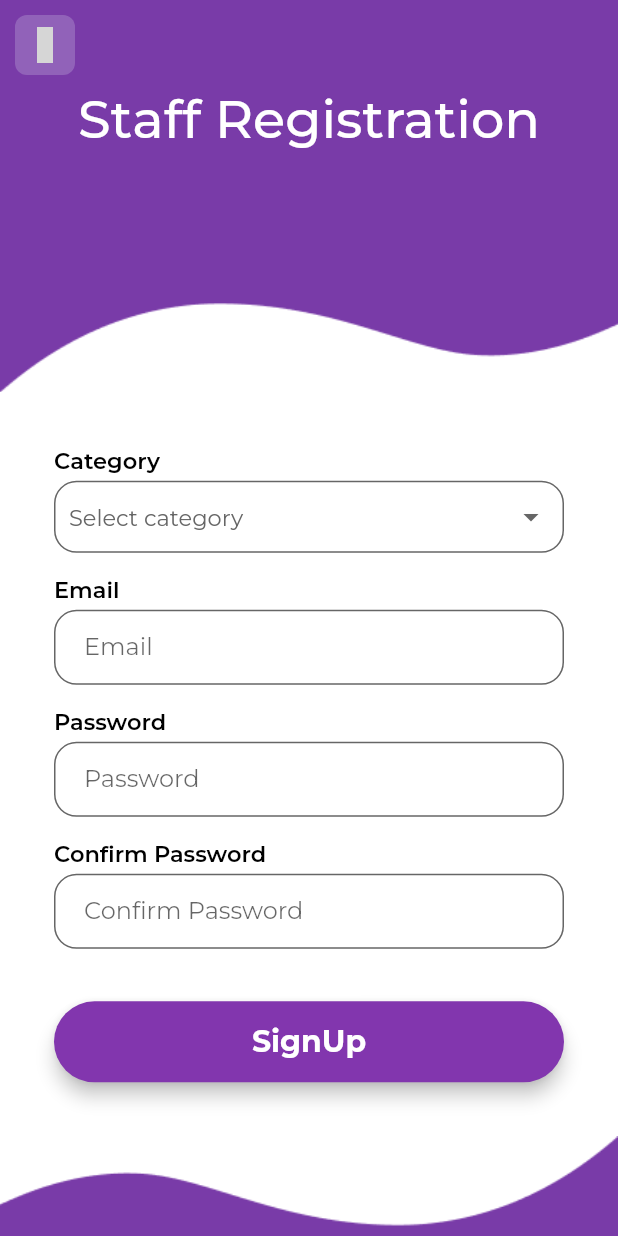
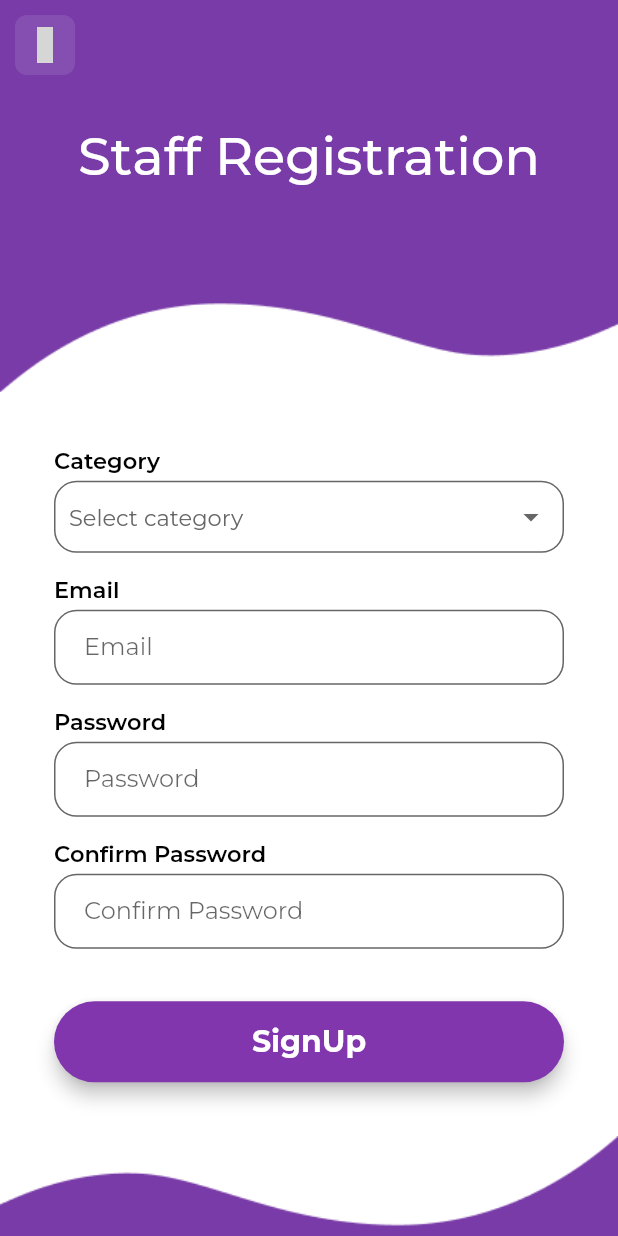
Before and after one commit to Naseeb-Nex/InsightEye-App, a Flutter app: the RegistrationScreen screen opened directly, on a phone screen of 412 x 824 dp. Run offline on Flutter 3.47's test engine with Material 2 defaults, Android fonts, the light colour scheme and no system bars; our stand-ins replace auto_size_text, cloud_firestore, curved_navigation_bar, firebase_auth, firebase_core, firebase_storage and 8 more; missing offline and left inert: floating_action_bubble, flutter_rounded_date_picker, panara_dialogs; accounts and stored records are empty; project files that could hold a hidden picture were left out; grey boxes are pictures that could not be loaded.

Commit message:
feat: Height changed

```diff
--- a/lib/Screens/register.dart
+++ b/lib/Screens/register.dart
@@ -197,7 +197,7 @@ class _RegistrationScreenState extends State<RegistrationScreen> {
               children: [
                 Image.asset("assets/Icons/staff-head.png", width: s.width),
                 Padding(
-                  padding: EdgeInsets.only(top: s.height * 0.07),
+                  padding: EdgeInsets.only(top: s.height * 0.1),
                   child: const Center(
                     child: Text(
                       "Staff Registration",
@@ -220,7 +220,7 @@ class _RegistrationScreenState extends State<RegistrationScreen> {
                       width: 40,
                       decoration: BoxDecoration(
                         borderRadius: BorderRadius.circular(8),
-                        color: const Color(0XFFF3FFFE).withOpacity(0.2),
+                        color: const Color(0XFFF3FFFE).withOpacity(0.1),
                       ),
                       child: const Center(
                           child: Icon(
```
